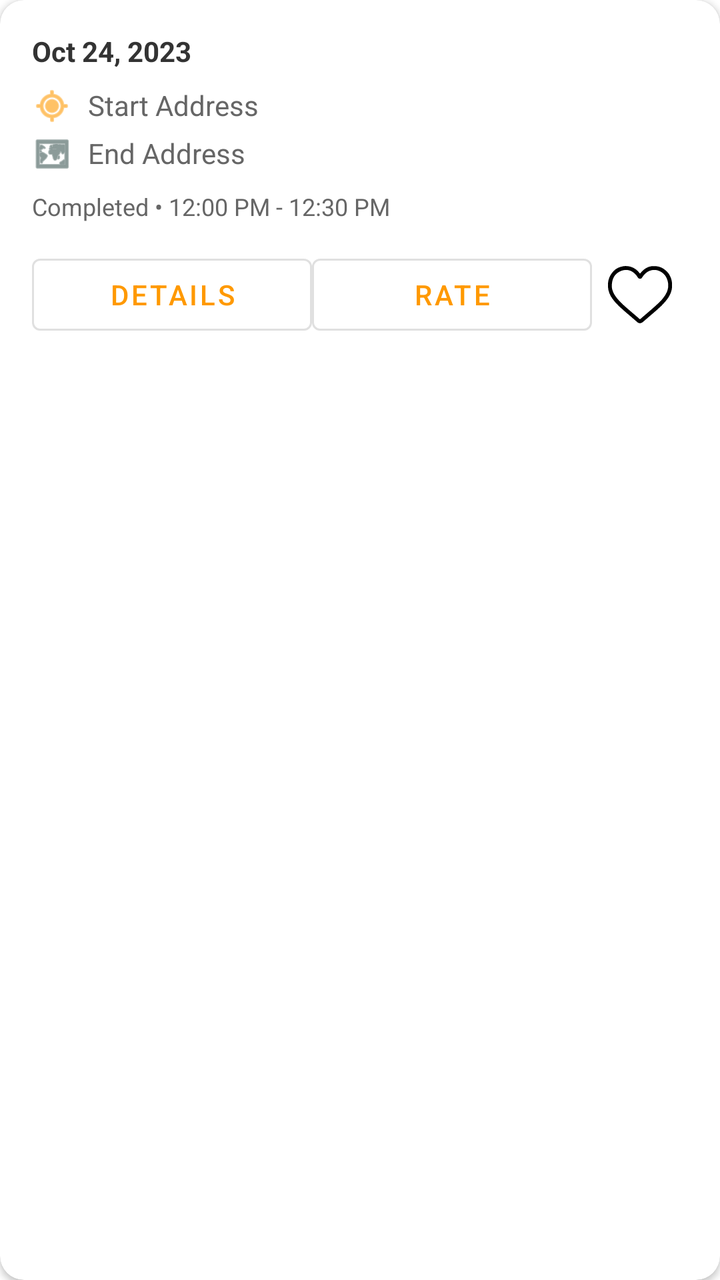
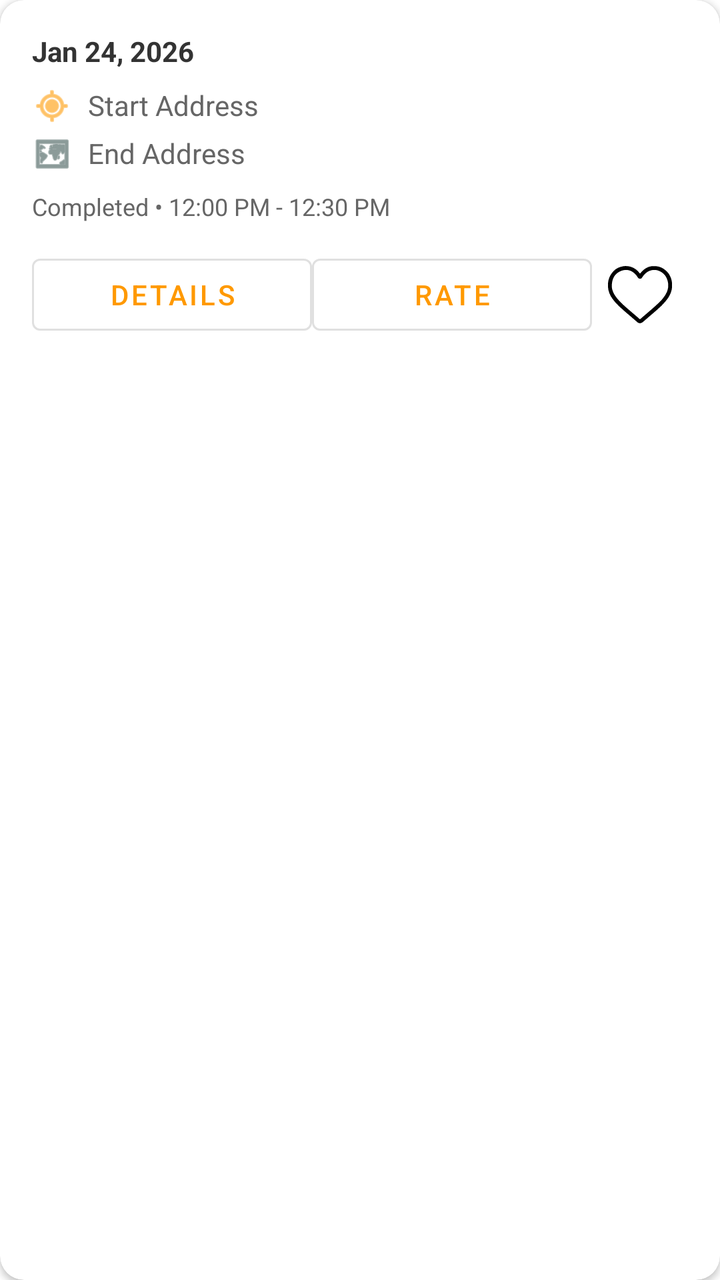

An Android layout rendered at two revisions. The XML below is the earlier revision; the diff shows what the commit changed to produce the second picture.
<!-- AndroidManifest.xml: application theme Theme.FleetForge -->
<!-- res/layout/passenger_history_card.xml -->
<?xml version="1.0" encoding="utf-8"?>
<com.google.android.material.card.MaterialCardView xmlns:android="http://schemas.android.com/apk/res/android"
    xmlns:app="http://schemas.android.com/apk/res-auto"
    android:layout_width="match_parent"
    android:layout_height="wrap_content"
    android:layout_margin="8dp"
    app:cardCornerRadius="12dp"
    app:cardElevation="2dp">

    <LinearLayout
        android:layout_width="match_parent"
        android:layout_height="wrap_content"
        android:orientation="vertical"
        android:padding="16dp">

        <TextView
            android:id="@+id/tv_ride_date"
            android:layout_width="wrap_content"
            android:layout_height="wrap_content"
            android:text="Oct 24, 2023"
            android:textStyle="bold"
            android:textColor="@color/text_primary"
            android:layout_marginBottom="8dp" />

        <LinearLayout
            android:layout_width="match_parent"
            android:layout_height="wrap_content"
            android:orientation="horizontal"
            android:layout_marginBottom="4dp">
            <ImageView
                android:layout_width="20dp"
                android:layout_height="20dp"
                android:src="@android:drawable/ic_menu_mylocation"
                app:tint="@color/colorPrimary" />
            <TextView
                android:id="@+id/tv_start_address"
                android:layout_width="wrap_content"
                android:layout_height="wrap_content"
                android:layout_marginStart="8dp"
                android:textColor="@color/text_secondary"
                android:text="Start Address"
                android:textSize="14sp" />
        </LinearLayout>

        <LinearLayout
            android:layout_width="match_parent"
            android:layout_height="wrap_content"
            android:orientation="horizontal"
            android:layout_marginBottom="8dp">
            <ImageView
                android:layout_width="20dp"
                android:layout_height="20dp"
                android:src="@android:drawable/ic_menu_mapmode"
                app:tint="@color/colorAccent" />
            <TextView
                android:id="@+id/tv_end_address"
                android:layout_width="wrap_content"
                android:layout_height="wrap_content"
                android:layout_marginStart="8dp"
                android:textColor="@color/text_secondary"
                android:text="End Address"
                android:textSize="14sp" />
        </LinearLayout>

        <TextView
            android:id="@+id/tv_status_time"
            android:layout_width="wrap_content"
            android:layout_height="wrap_content"
            android:text="Completed • 12:00 PM - 12:30 PM"
            android:textSize="12sp"
            android:textColor="@color/text_secondary"
            android:layout_marginBottom="12dp"/>

        <LinearLayout
            android:layout_width="match_parent"
            android:layout_height="wrap_content"
            android:orientation="horizontal"
            android:gravity="center_vertical">

            <Button
                android:id="@+id/btn_details"
                android:layout_width="0dp"
                android:layout_height="wrap_content"
                android:layout_weight="1"
                style="@style/Widget.MaterialComponents.Button.OutlinedButton"
                android:text="Details" />

            <Button
                android:id="@+id/btn_rate"
                style="@style/Widget.MaterialComponents.Button.OutlinedButton"
                android:layout_width="0dp"
                android:layout_height="wrap_content"
                android:layout_weight="1"
                android:text="Rate" />

            <ImageButton
                android:id="@+id/heart_button"
                android:layout_width="48dp"
                android:layout_height="48dp"
                android:background="?attr/selectableItemBackgroundBorderless"
                android:src="@drawable/heart_change" />


        </LinearLayout>
    </LinearLayout>
</com.google.android.material.card.MaterialCardView>
<!-- resources referenced by this layout -->
<resources>
  <color name="colorAccent">#3E5855</color>
  <color name="colorPrimary">#FF9900</color>
  <color name="text_primary">#333333</color>
  <color name="text_secondary">#666666</color>
  <!-- drawable heart_change (drawable) -->
  <?xml version="1.0" encoding="utf-8"?>
  <selector xmlns:android="http://schemas.android.com/apk/res/android">
      <item android:drawable="@drawable/heart_red" android:state_selected="true"/>
      <item android:drawable="@drawable/heart"/>
  </selector>
  <style name="Theme.FleetForge" parent="Theme.MaterialComponents.DayNight.NoActionBar">
          <item name="colorPrimary">@color/primary_orange</item>
          <item name="colorPrimaryVariant">@color/primary_orange_dark</item>
          <item name="colorOnPrimary">@color/white</item>
  
          <item name="colorSecondary">@color/secondary_teal</item>
          <item name="colorSecondaryVariant">@color/secondary_teal</item>
          <item name="colorOnSecondary">@color/white</item>
  
          <item name="colorError">@color/error</item>
          <item name="colorOnError">@color/white</item>
  
          <item name="colorSurface">@color/white</item>
          <item name="colorOnSurface">@color/black</item>
  
          <item name="android:colorBackground">@color/background_white</item>
  
          <item name="android:statusBarColor">?attr/colorPrimaryVariant</item>
  
          <item name="android:textColorPrimary">@color/text_primary</item>
          <item name="android:textColorSecondary">@color/text_secondary</item>
  
          <item name="colorControlHighlight">@color/background_gray</item>
      </style>
  <!-- drawable heart_red (drawable) -->
  <vector xmlns:android="http://schemas.android.com/apk/res/android" android:height="32dp" android:viewportHeight="512" android:viewportWidth="512" android:width="32dp">
        
      <path android:fillColor="#D7443E" android:pathData="M231,79C240.03,87.16 248.39,95.73 255,106C258.72,104.76 259.13,103.61 261.25,100.38C282.59,70.34 317.09,52.84 352.75,46.69C380.75,43.29 408.66,47.76 434,60C434.97,60.46 434.97,60.46 435.95,60.94C468.26,76.67 493.1,105.97 505.1,139.67C513.09,163.05 516.2,192.9 509,217C508.74,217.9 508.47,218.79 508.2,219.72C504.28,232.79 499.6,245.06 493,257C492.29,258.32 491.59,259.65 490.88,260.97C474.89,290.58 452.21,316.01 428.5,339.63C426.8,341.33 425.1,343.03 423.41,344.73C417.77,350.37 412.09,355.85 406,361C404.83,362.02 403.66,363.04 402.5,364.07C377.36,386.05 350.7,406.34 323,425C322.3,425.48 321.59,425.95 320.87,426.44C305.96,436.52 290.8,446.16 275.38,455.44C274.57,455.92 273.77,456.41 272.94,456.9C271.39,457.83 269.84,458.74 268.29,459.65C266.72,460.58 265.16,461.54 263.63,462.53C257.85,466.1 257.85,466.1 254,465.64C249.94,463.42 245.94,461.17 242,458.75C241.13,458.22 240.27,457.7 239.37,457.16C224.03,447.8 208.85,438.13 194,428C193.16,427.43 192.33,426.86 191.47,426.28C178.09,417.14 165.06,407.66 152.26,397.75C150.24,396.19 148.22,394.64 146.19,393.09C131.67,382.03 117.72,370.28 104.22,358C102.2,356.18 100.14,354.4 98.06,352.63C92.78,348.03 87.92,342.98 83,338C80.2,335.19 77.38,332.39 74.55,329.62C68.04,323.22 61.75,316.83 56.09,309.65C53.88,306.85 51.57,304.15 49.25,301.44C38.98,289.11 29.88,275.97 22,262C21.66,261.41 21.32,260.82 20.97,260.22C2.67,228.3 -6.36,189.8 2.75,153.48C3.16,151.98 3.58,150.49 4,149C4.2,148.26 4.4,147.52 4.6,146.76C14.45,110.86 38.98,81.63 70.94,63.25C121.72,35.1 186.83,41.14 231,79Z"/>
      
  </vector>
  <!-- drawable heart: vector/xml drawable (drawable, 5236 chars, omitted) -->
  <color name="primary_orange">#FF9900</color>
  <color name="primary_orange_dark">#DB8709</color>
  <color name="white">#FFFFFF</color>
  <color name="secondary_teal">#3E5855</color>
  <color name="error">#F44336</color>
  <color name="black">#000000</color>
  <color name="background_white">#FFFFFF</color>
  <color name="background_gray">#F5F5F5</color>
</resources>

<!-- the commit's change to res/layout/passenger_history_card.xml (unified diff, before → after) -->
@@ -17,7 +17,7 @@
             android:id="@+id/tv_ride_date"
             android:layout_width="wrap_content"
             android:layout_height="wrap_content"
-            android:text="Oct 24, 2023"
+            android:text="Jan 24, 2026"
             android:textStyle="bold"
             android:textColor="@color/text_primary"
             android:layout_marginBottom="8dp" />
